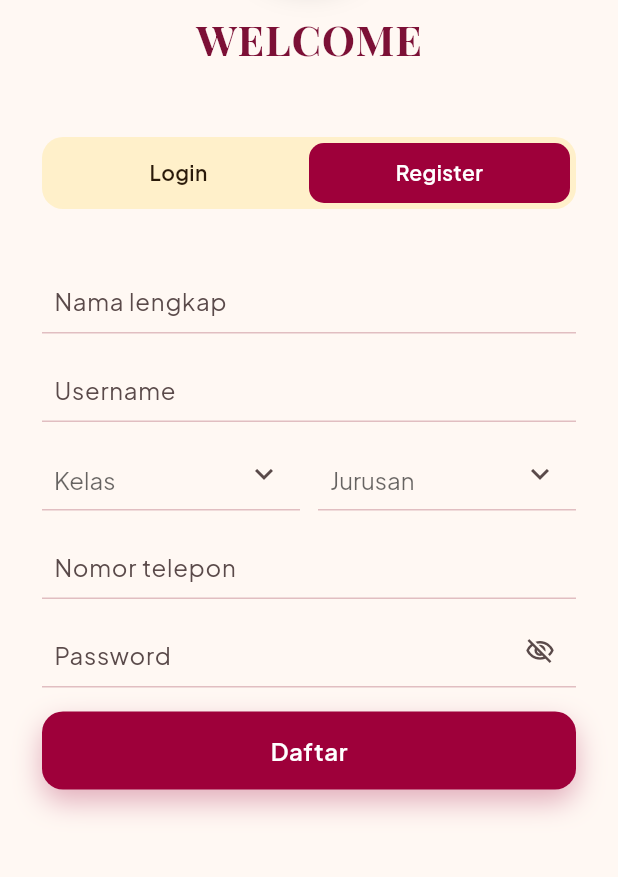
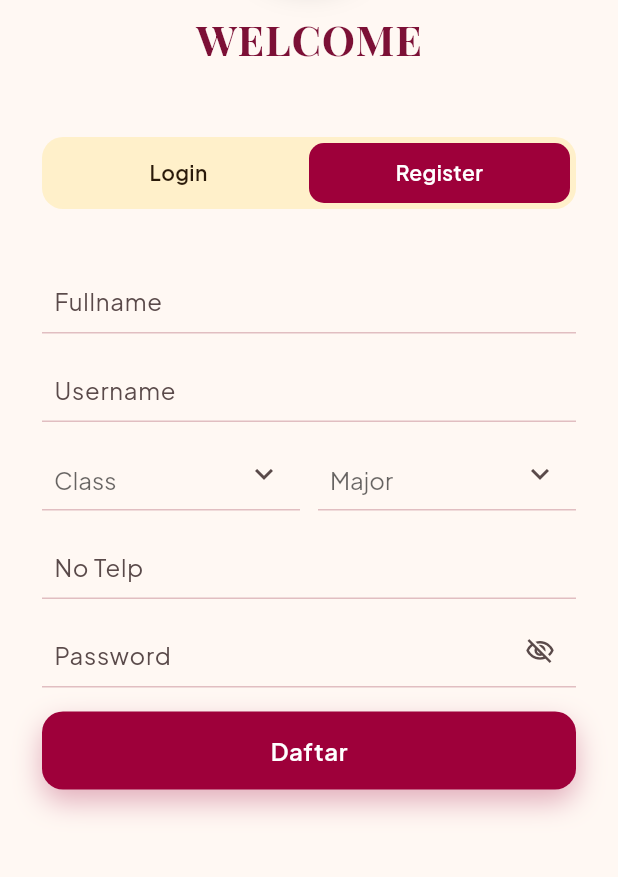
Before and after one commit to Humiiu/dc_multiplatforms, a Flutter app: the screen it shows after launch, after a tap on "Register", on a phone screen of 412 x 824 dp, the part 298-1175 px from its top. Run offline on Flutter 3.47's test engine with Material 3 defaults, Android fonts, the light colour scheme and no system bars; our stand-ins replace firebase_auth, firebase_core, firebase_database, firebase_storage, flutter_riverpod, go_router and 2 more; accounts and stored records are empty.

Commit message:
ganti hint form register jadi fullname dkk

```diff
--- a/lib/ui/auth_page.dart
+++ b/lib/ui/auth_page.dart
@@ -88,7 +88,7 @@ class _AuthPageState extends State<AuthPage> {
                   const SizedBox(height: 34),
                   if (_registering) ...[
                     _AuthInput(
-                      hint: 'Nama lengkap',
+                      hint: 'Fullname',
                       icon: null,
                       controller: _nameController,
                     ),
@@ -103,7 +103,7 @@ class _AuthPageState extends State<AuthPage> {
                       children: [
                         Expanded(
                           child: _DropdownInput<String>(
-                            hint: 'Kelas',
+                            hint: 'Class',
                             value: _selectedKelas,
                             items: kelasOptions,
                             onChanged: (value) =>
@@ -113,7 +113,7 @@ class _AuthPageState extends State<AuthPage> {
                         const SizedBox(width: 12),
                         Expanded(
                           child: _DropdownInput<String>(
-                            hint: 'Jurusan',
+                            hint: 'Major',
                             value: _selectedJurusan,
                             items: jurusanOptions,
                             onChanged: (value) =>
@@ -124,7 +124,7 @@ class _AuthPageState extends State<AuthPage> {
                     ),
                     const SizedBox(height: 10),
                     _AuthInput(
-                      hint: 'Nomor telepon',
+                      hint: 'No Telp',
                       icon: null,
                       controller: _phoneController,
                       keyboardType: TextInputType.phone,
```
Also changed, not shown: 2 other files.
